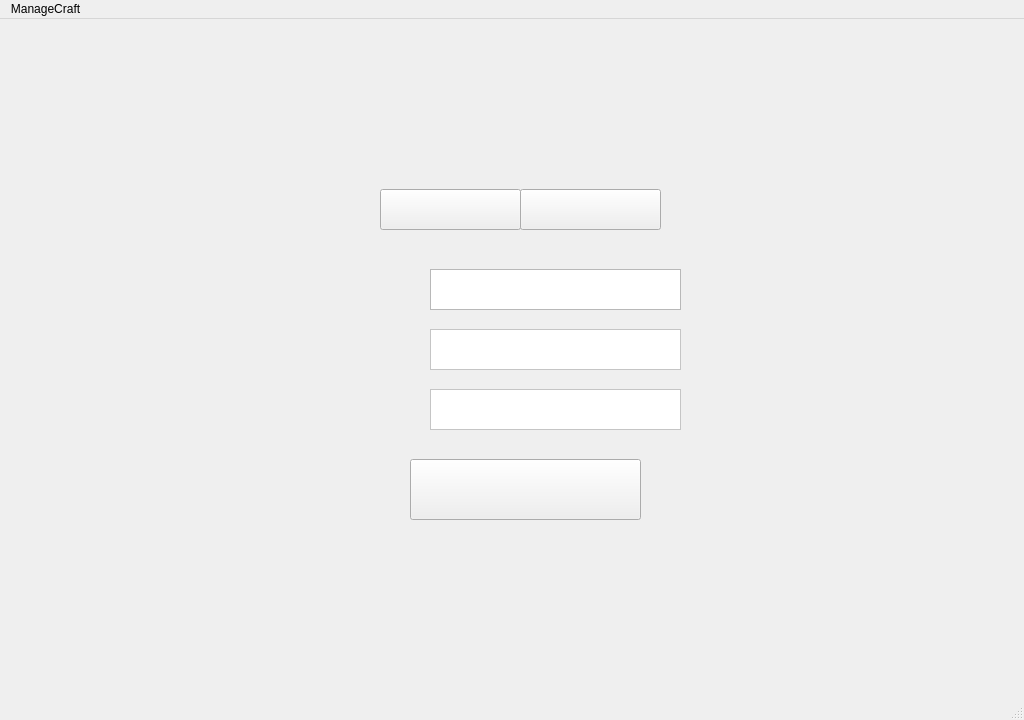
Qt form project_ui/ManageCraft_Screen_1.ui (jakeee51/ManageCraft) before a commit.
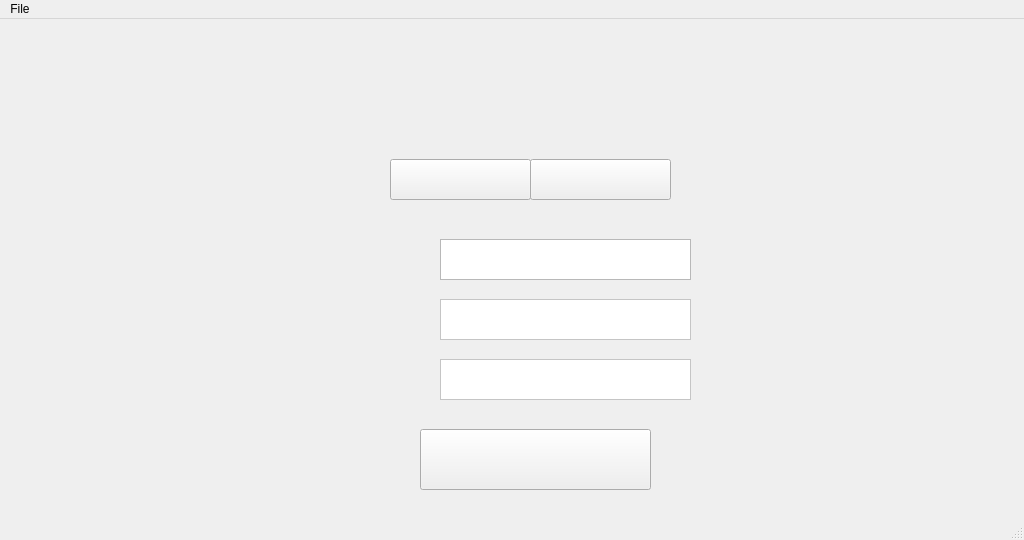
The same form after that commit. Icons and pictures are not drawn.

What changed in the file:
```diff
--- a/project_ui/ManageCraft_Screen_1.ui
+++ b/project_ui/ManageCraft_Screen_1.ui
@@ -7,7 +7,7 @@
     <x>0</x>
     <y>0</y>
     <width>1024</width>
-    <height>720</height>
+    <height>540</height>
    </rect>
   </property>
   <property name="maximumSize">
@@ -19,6 +19,9 @@
   <property name="windowTitle">
    <string>MainWindow</string>
   </property>
+  <property name="autoFillBackground">
+   <bool>false</bool>
+  </property>
   <property name="styleSheet">
    <string notr="true"/>
   </property>
@@ -26,11 +29,14 @@
    <enum>QTabWidget::Rounded</enum>
   </property>
   <widget class="QWidget" name="centralwidget">
+   <property name="autoFillBackground">
+    <bool>false</bool>
+   </property>
    <widget class="QTextEdit" name="textEdit">
     <property name="geometry">
      <rect>
-      <x>430</x>
-      <y>250</y>
+      <x>440</x>
+      <y>220</y>
       <width>251</width>
       <height>41</height>
      </rect>
@@ -45,8 +51,8 @@
    <widget class="QTextEdit" name="textEdit_2">
     <property name="geometry">
      <rect>
-      <x>430</x>
-      <y>310</y>
+      <x>440</x>
+      <y>280</y>
       <width>251</width>
       <height>41</height>
      </rect>
@@ -61,8 +67,8 @@
    <widget class="QLabel" name="label">
     <property name="geometry">
      <rect>
-      <x>320</x>
-      <y>250</y>
+      <x>330</x>
+      <y>220</y>
       <width>111</width>
       <height>41</height>
      </rect>
@@ -80,8 +86,8 @@
    <widget class="QLabel" name="label_3">
     <property name="geometry">
      <rect>
-      <x>220</x>
-      <y>370</y>
+      <x>230</x>
+      <y>340</y>
       <width>211</width>
       <height>41</height>
      </rect>
@@ -93,8 +99,8 @@
    <widget class="QTextEdit" name="textEdit_3">
     <property name="geometry">
      <rect>
-      <x>430</x>
-      <y>370</y>
+      <x>440</x>
+      <y>340</y>
       <width>251</width>
       <height>41</height>
      </rect>
@@ -109,8 +115,8 @@
    <widget class="QLabel" name="label_4">
     <property name="geometry">
      <rect>
-      <x>220</x>
-      <y>310</y>
+      <x>230</x>
+      <y>280</y>
       <width>211</width>
       <height>41</height>
      </rect>
@@ -122,8 +128,8 @@
    <widget class="QPushButton" name="pushButton">
     <property name="geometry">
      <rect>
-      <x>380</x>
-      <y>170</y>
+      <x>390</x>
+      <y>140</y>
       <width>141</width>
       <height>41</height>
      </rect>
@@ -147,8 +153,8 @@
    <widget class="QPushButton" name="pushButton_2">
     <property name="geometry">
      <rect>
-      <x>520</x>
-      <y>170</y>
+      <x>530</x>
+      <y>140</y>
       <width>141</width>
       <height>41</height>
      </rect>
@@ -170,8 +176,8 @@
    <widget class="QPushButton" name="pushButton_3">
     <property name="geometry">
      <rect>
-      <x>410</x>
-      <y>440</y>
+      <x>420</x>
+      <y>410</y>
       <width>231</width>
       <height>61</height>
      </rect>
@@ -186,9 +192,9 @@
    <widget class="QLabel" name="label_2">
     <property name="geometry">
      <rect>
-      <x>260</x>
+      <x>240</x>
       <y>40</y>
-      <width>521</width>
+      <width>611</width>
       <height>81</height>
      </rect>
     </property>
@@ -198,8 +204,15 @@
     <property name="text">
      <string/>
     </property>
+    <property name="pixmap">
+     <pixmap resource="Logo.qrc">:/Labels/ManageCraft.png</pixmap>
+    </property>
+    <property name="alignment">
+     <set>Qt::AlignCenter</set>
+    </property>
    </widget>
   </widget>
+  <widget class="QStatusBar" name="statusbar"/>
   <widget class="QMenuBar" name="menubar">
    <property name="geometry">
     <rect>
@@ -209,14 +222,13 @@
      <height>21</height>
     </rect>
    </property>
-   <widget class="QMenu" name="menuManageCraft">
+   <widget class="QMenu" name="menuFile">
     <property name="title">
-     <string>ManageCraft</string>
+     <string>File</string>
     </property>
    </widget>
-   <addaction name="menuManageCraft"/>
+   <addaction name="menuFile"/>
   </widget>
-  <widget class="QStatusBar" name="statusbar"/>
  </widget>
  <resources>
   <include location="Logo.qrc"/>
```
